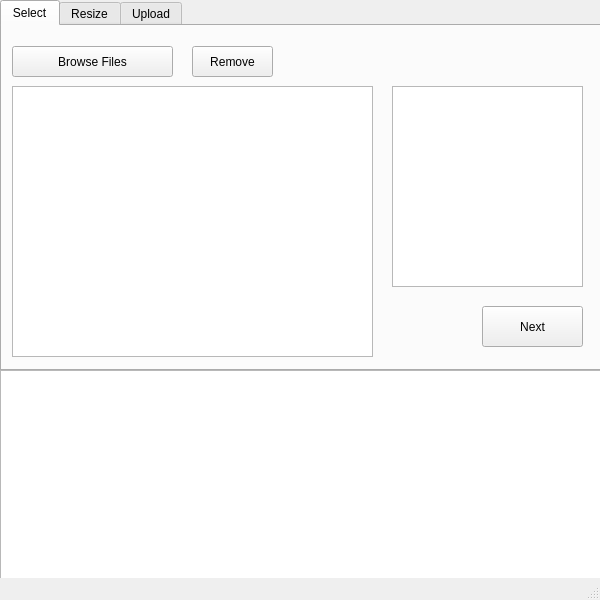
Qt form ui.ui (arghyabi/photo_uploader) before a commit.
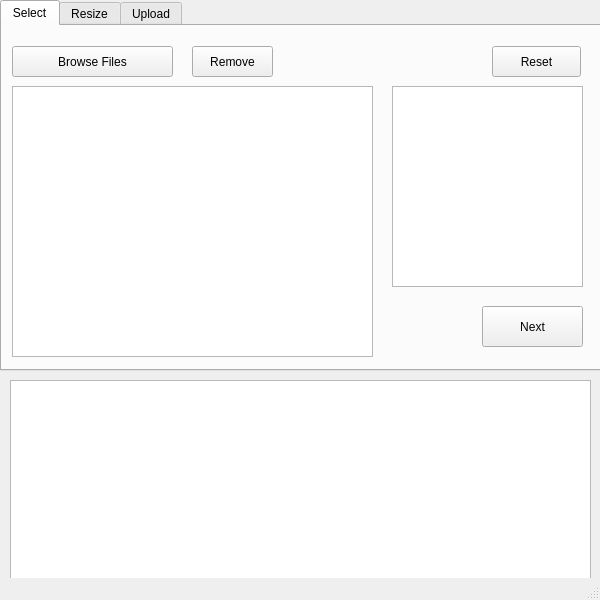
The same form after that commit.

Commit message:
Adding reset button in UI, introducing enable disable propoerty
added a new reset button in UI
introduced the button enable or disable feature according to conditions

```diff
--- a/ui.ui
+++ b/ui.ui
@@ -95,6 +95,19 @@
        </rect>
       </property>
      </widget>
+     <widget class="QPushButton" name="ResetButton">
+      <property name="geometry">
+       <rect>
+        <x>490</x>
+        <y>20</y>
+        <width>89</width>
+        <height>31</height>
+       </rect>
+      </property>
+      <property name="text">
+       <string>Reset</string>
+      </property>
+     </widget>
     </widget>
     <widget class="QWidget" name="Resize_tab">
      <attribute name="title">
@@ -321,10 +334,10 @@
    <widget class="QTextEdit" name="console">
     <property name="geometry">
      <rect>
-      <x>0</x>
-      <y>370</y>
-      <width>601</width>
-      <height>211</height>
+      <x>10</x>
+      <y>380</y>
+      <width>581</width>
+      <height>201</height>
      </rect>
     </property>
    </widget>
```
The commit also changes 1 other file.
